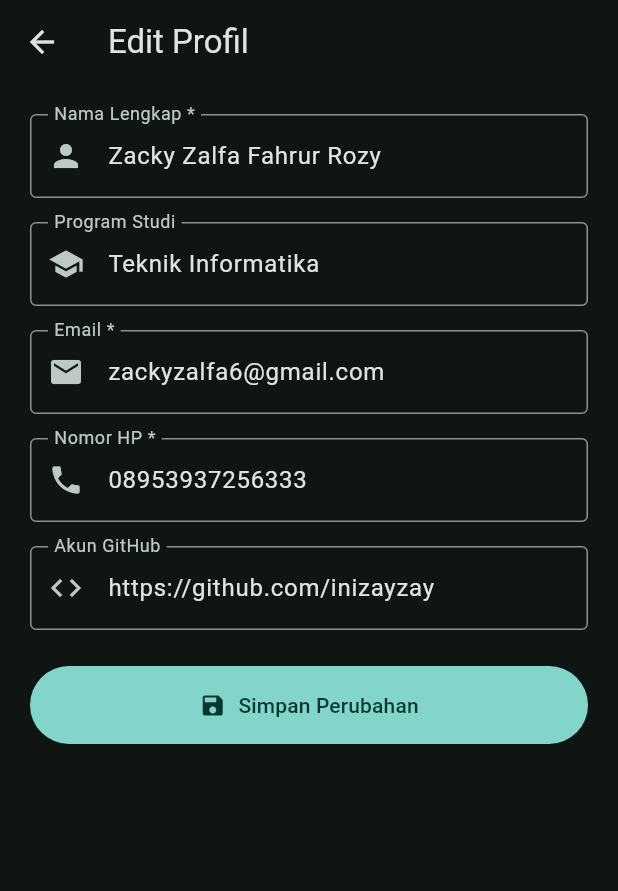
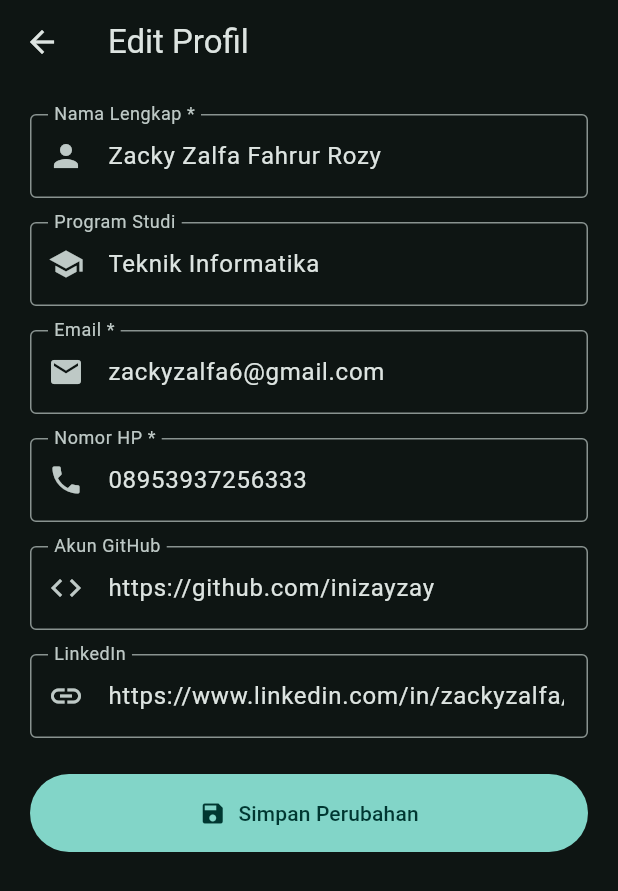
Before and after one commit to inizayzay/uts-pml-1124160218, a Flutter app: the MainHomeScreen screen opened directly, after a tap on the "dark mode" icon, after a tap on "Edit Profil", on a phone screen of 412 x 824 dp. Shown: the top 891 px of the screen. Run offline on Flutter 3.47's test engine with Material 3 defaults, Android fonts, the phone set to English and light mode, and no system bars.

Commit message:
tambah linkedin di profil

```diff
--- a/soal2_profile_app/lib/main.dart
+++ b/soal2_profile_app/lib/main.dart
@@ -17,6 +17,7 @@ class UserProfile {
   String email;
   String phone;
   String github;
+  String linkedin;
 
   UserProfile({
     required this.name,
@@ -25,6 +26,7 @@ class UserProfile {
     required this.email,
     required this.phone,
     required this.github,
+    required this.linkedin,
   });
 
   UserProfile copyWith({
@@ -34,6 +36,7 @@ class UserProfile {
     String? email,
     String? phone,
     String? github,
+    String? linkedin,
   }) {
     return UserProfile(
       name: name ?? this.name,
@@ -42,6 +45,7 @@ class UserProfile {
       email: email ?? this.email,
       phone: phone ?? this.phone,
       github: github ?? this.github,
+      linkedin: linkedin ?? this.linkedin,
     );
   }
 }
@@ -270,6 +274,7 @@ class _MainHomeScreenState extends State<MainHomeScreen> {
     email: 'zackyzalfa6@gmail.com',
     phone: '08953937256333',
     github: 'https://github.com/inizayzay',
+    linkedin: 'https://www.linkedin.com/in/zackyzalfa/',
   );
 
   // Navigasi ke Halaman Edit Profil (Point 3)
@@ -521,6 +526,15 @@ class ProfileView extends StatelessWidget {
                     title: const Text('Akun GitHub'),
                     subtitle: Text(profile.github),
                   ),
+                  const Divider(height: 1),
+                  ListTile(
+                    leading: Icon(
+                      Icons.link,
+                      color: colorScheme.primary,
+                    ),
+                    title: const Text('LinkedIn'),
+                    subtitle: Text(profile.linkedin),
+                  ),
                 ],
               ),
             ),
@@ -552,6 +566,7 @@ class _EditProfilePageState extends State<EditProfilePage> {
   late final TextEditingController _emailController;
   late final TextEditingController _phoneController;
   late final TextEditingController _githubController;
+  late final TextEditingController _linkedinController;
 
   @override
   void initState() {
@@ -564,6 +579,9 @@ class _EditProfilePageState extends State<EditProfilePage> {
     _githubController = TextEditingController(
       text: widget.currentProfile.github,
     );
+    _linkedinController = TextEditingController(
+      text: widget.currentProfile.linkedin,
+    );
   }
 
   @override
@@ -573,6 +591,7 @@ class _EditProfilePageState extends State<EditProfilePage> {
     _emailController.dispose();
     _phoneController.dispose();
     _githubController.dispose();
+    _linkedinController.dispose();
     super.dispose();
   }
 
@@ -584,6 +603,7 @@ class _EditProfilePageState extends State<EditProfilePage> {
         email: _emailController.text.trim(),
         phone: _phoneController.text.trim(),
         github: _githubController.text.trim(),
+        linkedin: _linkedinController.text.trim(),
       );
 
       // Navigator.pop kembali dengan data baru (Point 3)
@@ -684,6 +704,17 @@ class _EditProfilePageState extends State<EditProfilePage> {
                     labelText: 'Akun GitHub',
                     hintText: 'https://github.com/username',
                     prefixIcon: Icon(Icons.code),
+                    border: OutlineInputBorder(),
+                  ),
+                ),
+                const SizedBox(height: 16),
+
+                TextFormField(
+                  controller: _linkedinController,
+                  decoration: const InputDecoration(
+                    labelText: 'LinkedIn',
+                    hintText: 'https://www.linkedin.com/in/username',
+                    prefixIcon: Icon(Icons.link),
                     border: OutlineInputBorder(),
                   ),
                 ),
```
